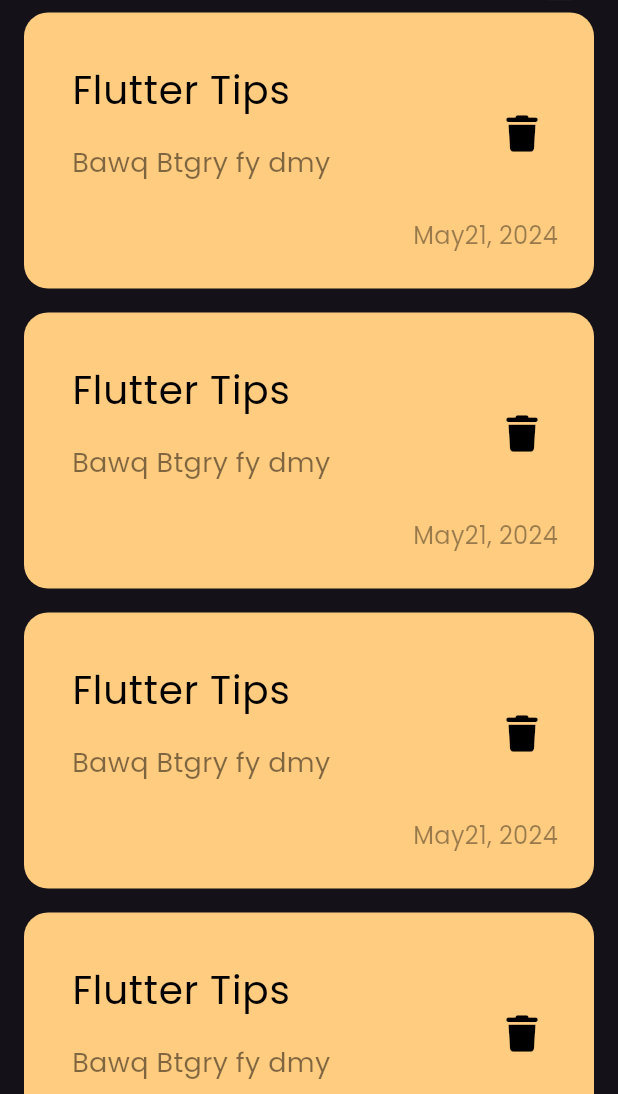
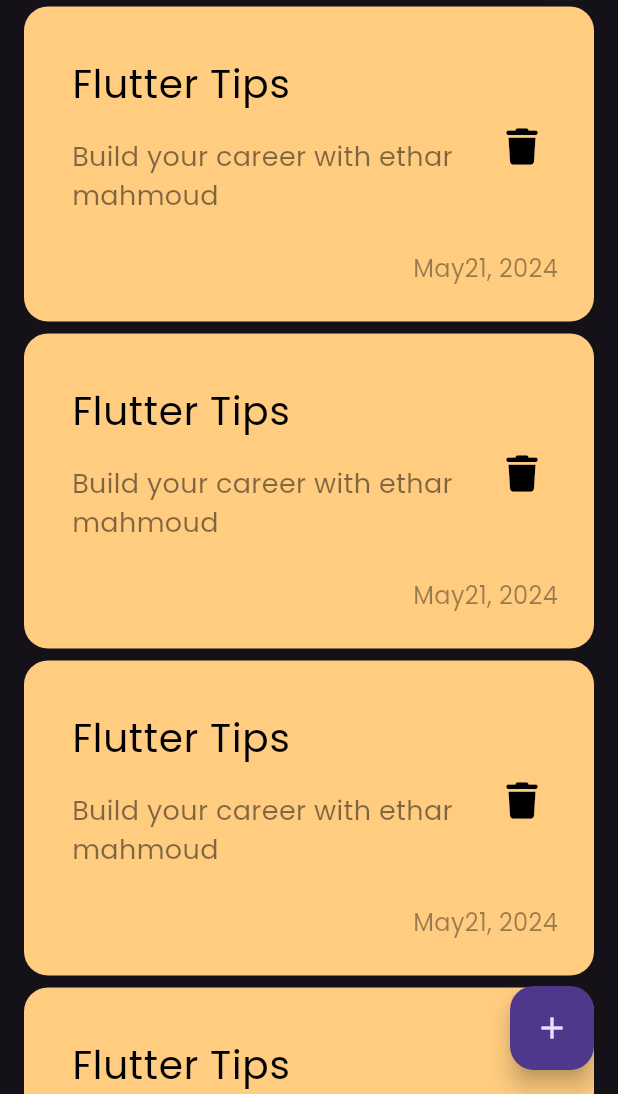
Before and after one commit to ethar156/NoteApp, a Flutter app: the screen it shows after launch, on a phone screen of 412 x 824 dp, the part 142-1236 px from its top. Run offline on Flutter 3.47's test engine with Material 3 defaults, Android fonts, the phone set to English and light mode, and no system bars; our stand-ins replace font_awesome_flutter.

Commit message:
adding floating action button

```diff
--- a/lib/views/note_view.dart
+++ b/lib/views/note_view.dart
@@ -7,6 +7,8 @@ class NoteView extends StatelessWidget {
   @override
   Widget build(BuildContext context) {
     return Scaffold(
+      floatingActionButton: FloatingActionButton(onPressed: (){},
+      child: Icon(Icons.add),),
       body: NoteViewBody(),
     );
   }
--- a/lib/views/widgets/custom_note_item.dart
+++ b/lib/views/widgets/custom_note_item.dart
@@ -24,7 +24,7 @@ class NoteItem extends StatelessWidget {
             subtitle: Padding(
               padding: const EdgeInsets.only(top:16,
               bottom: 16 ),
-              child: Text('Bawq Btgry fy dmy',
+              child: Text('Build your career with ethar mahmoud',
               style: TextStyle(
                 color: Colors.black.withOpacity(.5),
                 fontSize: 18
--- a/lib/views/widgets/notes_list_view.dart
+++ b/lib/views/widgets/notes_list_view.dart
@@ -8,7 +8,7 @@ class NotesListView extends StatelessWidget {
   Widget build(BuildContext context) {
     return ListView.builder(itemBuilder: (context, index){
       return const Padding(
-        padding: EdgeInsets.symmetric(vertical: 8),
+        padding: EdgeInsets.symmetric(vertical: 4),
         child:  NoteItem(),
       );
     });
```
